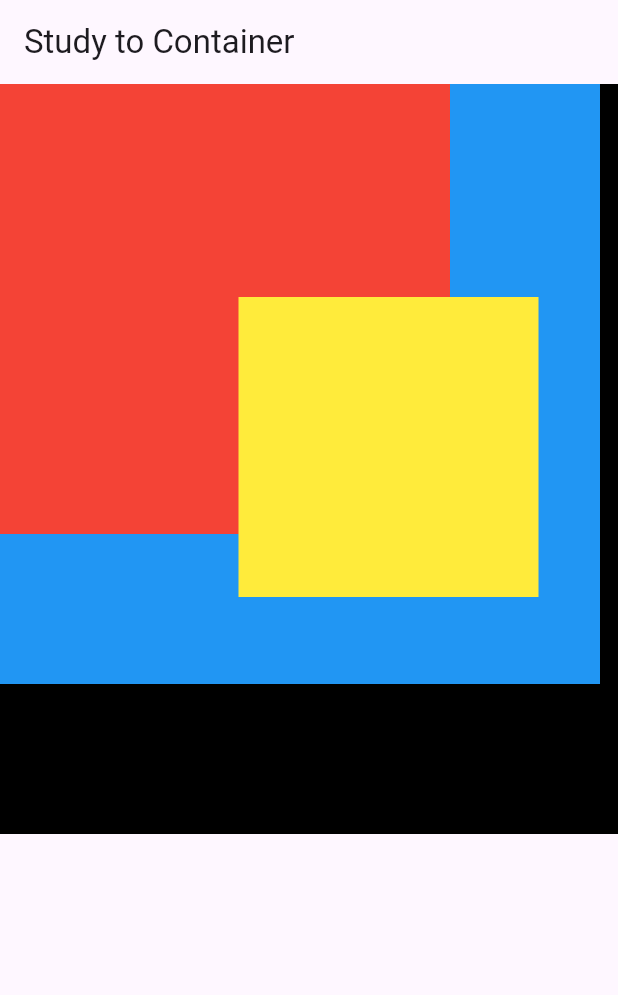
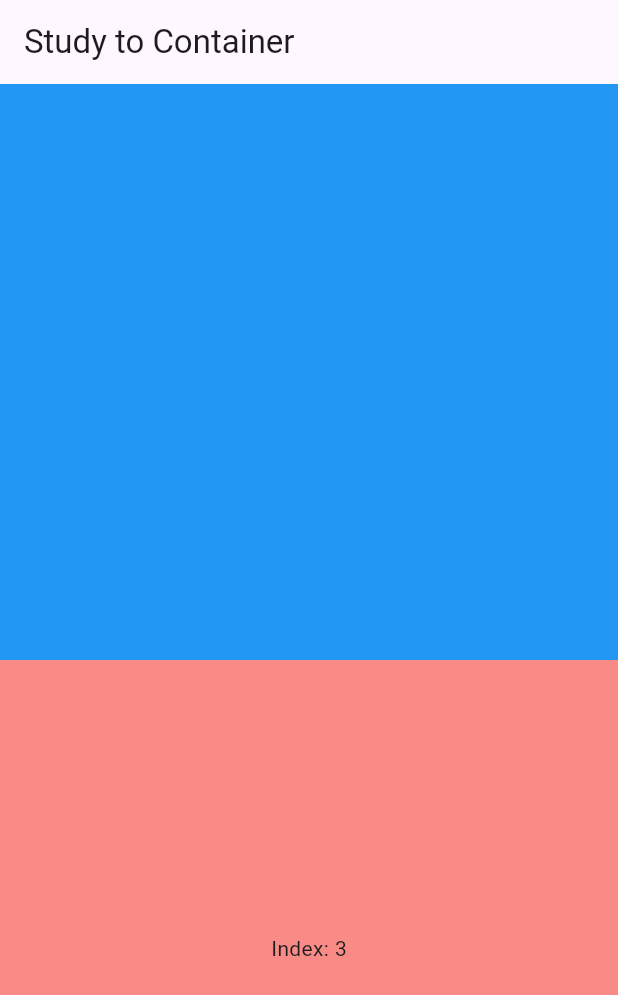
Before and after one commit to soonSoonyy/study-demo, a Flutter app: the screen it shows after launch, on a phone screen of 412 x 824 dp. Shown: the top 995 px of the screen. Run offline on Flutter 3.47's test engine with Material 3 defaults, Android fonts, the phone set to English and light mode, and no system bars.

Commit message:
stateful, stateless 실습

```diff
--- a/flutter_app_test/lib/main.dart
+++ b/flutter_app_test/lib/main.dart
@@ -13,76 +13,73 @@
 class Body extends StatelessWidget {
   @override
   Widget build(BuildContext context) {
-    return Stack(
-      children:[
-        Container(
-          color: Colors.black,
-          width: 500,
-          height: 500,
+    return Column(
+        children: [
+          ExampleStateless(),
+          ExampleStateful(index : 3)]);
+  }
+}
 
-        ),
-        Container(
+class ExampleStateless extends StatelessWidget {
+  const ExampleStateless({super.key});
+
+  @override
+  Widget build(BuildContext context) {
+    return Expanded(
+        flex: 1,
+        child: Container(
           color: Colors.blue,
-          width: 400,
-          height: 400,
+        ));
+  }
+}
 
-        ),
-        Container(
-          color: Colors.red,
-          width: 300,
-          height: 300,
+class ExampleStateful extends StatefulWidget {
+  final int index;
 
-        ),
-        Align(
-          alignment: Alignment(0.5, -0.5),
-          child: Container(
-            color: Colors.yellow,
-            width: 200,
-            height: 200,
+  const ExampleStateful({required this.index, super.key});
+
+  @override
+  State<ExampleStateful> createState() => _ExampleStatefulState();
+}
+
+class _ExampleStatefulState extends State<ExampleStateful> {
+  late int _index;
+  late TextEditingController textEditingController;
+
+  @override
+  void initState() {
+    super.initState();
+    _index = widget.index;
+    textEditingController = TextEditingController();
+  }
+
+  @override
+  void dispose() {
+    textEditingController.dispose();
+    super.dispose();
+  }
+
+  @override
+  Widget build(BuildContext context) {
+    return Expanded(
+      flex: 1,
+      child: GestureDetector(
+        onTap: () {
+          setState(() {
+            if (_index == 5) {
+              _index = 0;
+              return;
+            }
+            _index += 1;
+          });
+        },
+        child: Container(
+          color: Colors.red.withOpacity(_index / 5),
+          child: Center(
+            child: Text('Index: $_index'),
           ),
         ),
-      ],
+      ),
     );
   }
 }
-
-class CustomContainer extends StatelessWidget {
-  const CustomContainer({super.key});
-
-  @override
-  Widget build(BuildContext context) {
-    return Container(
-      width: 300,
-      height: 300,
-      padding: EdgeInsets.fromLTRB(10, 12, 10, 12),
-      decoration: BoxDecoration(
-          color: Color(0xFFD8EEC0),
-          image: const DecorationImage(
-            image: NetworkImage(
-                'https://flutter.github.io/assets-for-api-docs/assets/widgets/owl-2.jpg'),
-            fit: BoxFit.cover,
-          ),
-          border: Border.all(
-            color: Color(0xFFB1D28A),
-            style: BorderStyle.solid,
-            width: 8,
-          ),
-          borderRadius: BorderRadius.circular(20),
-          boxShadow: [
-            BoxShadow(
-                color: Colors.black.withOpacity(0.3),
-                offset: Offset(6, 6),
-                blurRadius: 10,
-                spreadRadius: 2),
-            BoxShadow(
-                color: Colors.blue.withOpacity(0.3),
-                offset: Offset(-6, -6),
-                blurRadius: 10,
-                spreadRadius: 2)
-          ]),
-      child: Center(
-          child: Container(
-              color: Color(0xFFC4C1CB), child: Text('Hello, Container!'))),
-    );
-  }
-}
```
